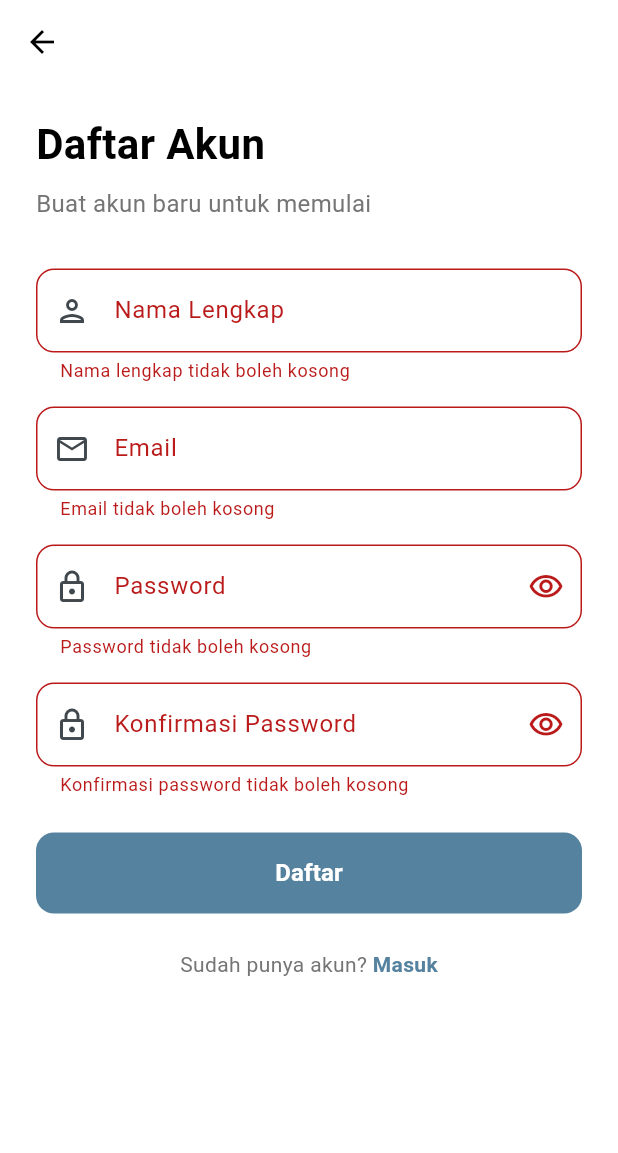
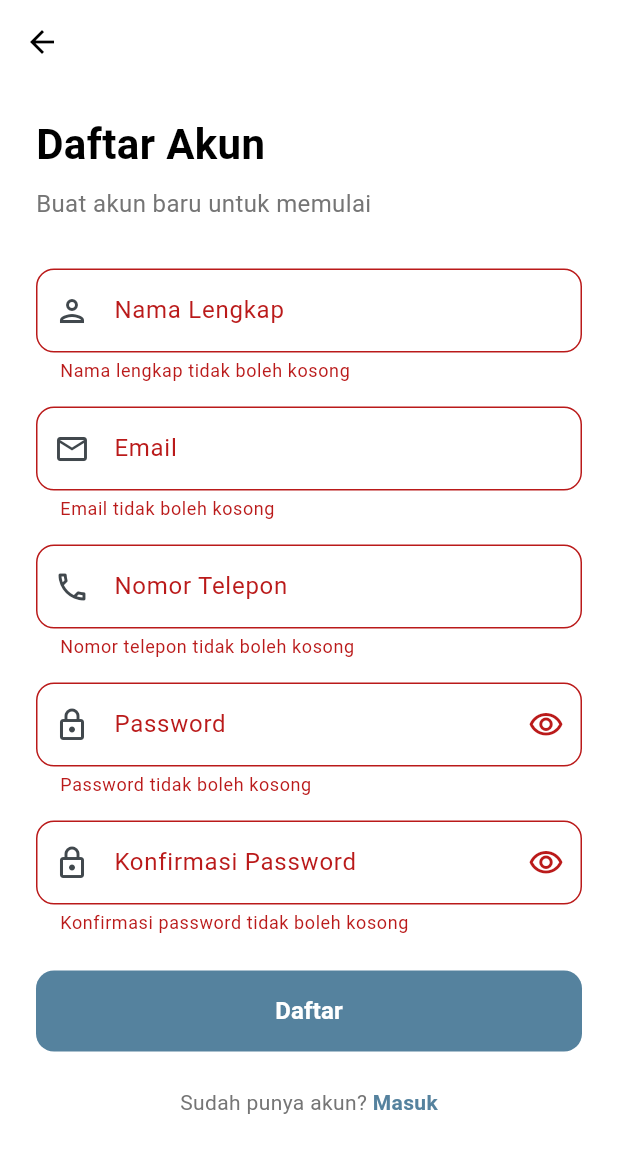
Before and after one commit to itzfurizugg/tookshot, a Flutter app: the RegisterScreen screen opened by its route, after a tap on "Daftar", on a phone screen of 412 x 824 dp. Shown: the top 1153 px of the screen. Run offline on Flutter 3.47's test engine with Material 3 defaults, Android fonts, the phone set to English and light mode, and no system bars; our stand-ins replace shared_preferences; accounts and stored records are empty.

Commit message:
Last Commit

```diff
--- a/lib/models/camera.dart
+++ b/lib/models/camera.dart
@@ -7,6 +7,7 @@ class Camera {
   final double pricePerDay;
   final String? imageUrl;
   final bool isAvailable;
+  final int stock;
 
   Camera({
     required this.id,
@@ -16,6 +17,7 @@ class Camera {
     required this.pricePerDay,
     this.imageUrl,
     required this.isAvailable,
+    required this.stock,
   });
 
   factory Camera.fromJson(Map<String, dynamic> json) {
@@ -27,6 +29,7 @@ class Camera {
       pricePerDay: double.parse(json['price_per_day'].toString()),
       imageUrl: json['image_url'],
       isAvailable: json['is_available'] == 1 || json['is_available'] == true,
+      stock: int.parse(json['stock'].toString()),
     );
   }
 }
--- a/lib/screens/auth/register_screen.dart
+++ b/lib/screens/auth/register_screen.dart
@@ -1,5 +1,6 @@
 // lib/screens/auth/register_screen.dart
 import 'package:flutter/material.dart';
+import 'package:flutter/services.dart';
 import '../../services/api_service.dart';
 
 class RegisterScreen extends StatefulWidget {
@@ -12,6 +13,7 @@ class _RegisterScreenState extends State<RegisterScreen> {
   final _formKey = GlobalKey<FormState>();
   final _nameController = TextEditingController();
   final _emailController = TextEditingController();
+  final _phoneController = TextEditingController();
   final _passwordController = TextEditingController();
   final _confirmPasswordController = TextEditingController();
   bool _isLoading = false;
@@ -19,10 +21,8 @@ class _RegisterScreenState extends State<RegisterScreen> {
   bool _obscureConfirmPassword = true;
 
   Future<void> _register() async {
-    // Validasi form
     if (!_formKey.currentState!.validate()) return;
 
-    // Cek password match
     if (_passwordController.text != _confirmPasswordController.text) {
       _showError('Password dan Konfirmasi Password tidak cocok');
       return;
@@ -35,6 +35,7 @@ class _RegisterScreenState extends State<RegisterScreen> {
         _nameController.text.trim(),
         _emailController.text.trim(),
         _passwordController.text,
+        _phoneController.text.trim(),
       );
 
       setState(() => _isLoading = false);
@@ -42,13 +43,11 @@ class _RegisterScreenState extends State<RegisterScreen> {
       print('=== REGISTER RESPONSE ===');
       print(response);
 
-      // Cek jika ada error dari server
       if (response['error'] != null) {
         _showError(response['message'] ?? 'Terjadi kesalahan pada server');
         return;
       }
 
-      // Cek berbagai kemungkinan response sukses dari Laravel
       bool isSuccess = false;
 
       if (response['user'] != null) {
@@ -71,29 +70,18 @@ class _RegisterScreenState extends State<RegisterScreen> {
 
       if (isSuccess) {
         _showSuccess('Pendaftaran berhasil! Silakan login.');
-
-        // Tunggu sebentar biar user baca message
         await Future.delayed(Duration(seconds: 2));
-
-        // Kembali ke login screen
-        if (mounted) {
-          Navigator.pop(context);
-        }
+        if (mounted) Navigator.pop(context);
       } else {
-        // Gagal tapi tidak ada pesan error spesifik
         String errorMessage = 'Pendaftaran gagal. Silakan coba lagi.';
-
         if (response['message'] != null) {
           errorMessage = response['message'].toString();
         } else if (response['errors'] != null) {
-          // Handle validation errors dari Laravel
           Map<String, dynamic> errors = response['errors'];
           errorMessage = errors.values.first[0].toString();
         }
-
         _showError(errorMessage);
       }
-
     } catch (e) {
       setState(() => _isLoading = false);
 
@@ -101,7 +89,6 @@ class _RegisterScreenState extends State<RegisterScreen> {
       print(e.toString());
 
       String errorMessage = 'Terjadi kesalahan: ';
-
       if (e.toString().contains('SocketException')) {
         errorMessage += 'Tidak dapat terhubung ke server. Periksa koneksi internet Anda.';
       } else if (e.toString().contains('FormatException')) {
@@ -118,7 +105,6 @@ class _RegisterScreenState extends State<RegisterScreen> {
 
   void _showError(String message) {
     if (!mounted) return;
-
     ScaffoldMessenger.of(context).showSnackBar(
       SnackBar(
         content: Text(message),
@@ -131,7 +117,6 @@ class _RegisterScreenState extends State<RegisterScreen> {
 
   void _showSuccess(String message) {
     if (!mounted) return;
-
     ScaffoldMessenger.of(context).showSnackBar(
       SnackBar(
         content: Row(
@@ -144,6 +129,25 @@ class _RegisterScreenState extends State<RegisterScreen> {
         backgroundColor: Colors.green,
         behavior: SnackBarBehavior.floating,
         duration: Duration(seconds: 2),
+      ),
+    );
+  }
+
+  InputDecoration _inputDecoration(String label, String hint, IconData icon,
+      {Widget? suffix}) {
+    return InputDecoration(
+      labelText: label,
+      hintText: hint,
+      prefixIcon: Icon(icon),
+      suffixIcon: suffix,
+      border: OutlineInputBorder(borderRadius: BorderRadius.circular(12)),
+      enabledBorder: OutlineInputBorder(
+        borderRadius: BorderRadius.circular(12),
+        borderSide: BorderSide(color: Colors.grey[300]!),
+      ),
+      focusedBorder: OutlineInputBorder(
+        borderRadius: BorderRadius.circular(12),
+        borderSide: BorderSide(color: Color(0xFF55829E), width: 2),
       ),
     );
   }
@@ -182,10 +186,7 @@ class _RegisterScreenState extends State<RegisterScreen> {
                 SizedBox(height: 8),
                 Text(
                   'Buat akun baru untuk memulai',
-                  style: TextStyle(
-                    fontSize: 16,
-                    color: Colors.grey[600],
-                  ),
+                  style: TextStyle(fontSize: 16, color: Colors.grey[600]),
                 ),
                 SizedBox(height: 32),
 
@@ -194,21 +195,10 @@ class _RegisterScreenState extends State<RegisterScreen> {
                   controller: _nameController,
                   textCapitalization: TextCapitalization.words,
                   enabled: !_isLoading,
-                  decoration: InputDecoration(
-                    labelText: 'Nama Lengkap',
-                    hintText: 'Masukkan nama lengkap Anda',
-                    prefixIcon: Icon(Icons.person_outlined),
-                    border: OutlineInputBorder(
-                      borderRadius: BorderRadius.circular(12),
-                    ),
-                    enabledBorder: OutlineInputBorder(
-                      borderRadius: BorderRadius.circular(12),
-                      borderSide: BorderSide(color: Colors.grey[300]!),
-                    ),
-                    focusedBorder: OutlineInputBorder(
-                      borderRadius: BorderRadius.circular(12),
-                      borderSide: BorderSide(color: Color(0xFF55829E), width: 2),
-                    ),
+                  decoration: _inputDecoration(
+                    'Nama Lengkap',
+                    'Masukkan nama lengkap Anda',
+                    Icons.person_outlined,
                   ),
                   validator: (value) {
                     if (value == null || value.isEmpty) {
@@ -227,32 +217,44 @@ class _RegisterScreenState extends State<RegisterScreen> {
                   controller: _emailController,
                   keyboardType: TextInputType.emailAddress,
                   enabled: !_isLoading,
-                  decoration: InputDecoration(
-                    labelText: 'Email',
-                    hintText: 'Masukkan email Anda',
-                    prefixIcon: Icon(Icons.email_outlined),
-                    border: OutlineInputBorder(
-                      borderRadius: BorderRadius.circular(12),
-                    ),
-                    enabledBorder: OutlineInputBorder(
-                      borderRadius: BorderRadius.circular(12),
-                      borderSide: BorderSide(color: Colors.grey[300]!),
-                    ),
-                    focusedBorder: OutlineInputBorder(
-                      borderRadius: BorderRadius.circular(12),
-                      borderSide: BorderSide(color: Color(0xFF55829E), width: 2),
-                    ),
+                  decoration: _inputDecoration(
+                    'Email',
+                    'Masukkan email Anda',
+                    Icons.email_outlined,
                   ),
                   validator: (value) {
                     if (value == null || value.isEmpty) {
                       return 'Email tidak boleh kosong';
                     }
-                    value = value.trim();
-                    if (!value.contains('@')) {
-                      return 'Email tidak valid';
+                    if (!RegExp(r'^[\w\.-]+@[\w\.-]+\.\w+$')
+                        .hasMatch(value.trim())) {
+                      return 'Format email tidak valid';
                     }
-                    if (!RegExp(r'^[\w\.-]+@[\w\.-]+\.\w+$').hasMatch(value)) {
-                      return 'Format email tidak valid';
+                    return null;
+                  },
+                ),
+                SizedBox(height: 16),
+
+                // Phone Field
+                TextFormField(
+                  controller: _phoneController,
+                  keyboardType: TextInputType.phone,
+                  enabled: !_isLoading,
+                  inputFormatters: [FilteringTextInputFormatter.digitsOnly],
+                  decoration: _inputDecoration(
+                    'Nomor Telepon',
+                    'Contoh: 08123456789',
+                    Icons.phone_outlined,
+                  ),
+                  validator: (value) {
+                    if (value == null || value.isEmpty) {
+                      return 'Nomor telepon tidak boleh kosong';
+                    }
+                    if (value.length < 10 || value.length > 13) {
+                      return 'Nomor telepon tidak valid (10-13 digit)';
+                    }
+                    if (!value.startsWith('0') && !value.startsWith('62')) {
+                      return 'Nomor harus diawali 0 atau 62';
                     }
                     return null;
                   },
@@ -264,30 +266,18 @@ class _RegisterScreenState extends State<RegisterScreen> {
                   controller: _passwordController,
                   obscureText: _obscurePassword,
                   enabled: !_isLoading,
-                  decoration: InputDecoration(
-                    labelText: 'Password',
-                    hintText: 'Minimal 6 karakter',
-                    prefixIcon: Icon(Icons.lock_outlined),
-                    suffixIcon: IconButton(
+                  decoration: _inputDecoration(
+                    'Password',
+                    'Minimal 6 karakter',
+                    Icons.lock_outlined,
+                    suffix: IconButton(
                       icon: Icon(
                         _obscurePassword
-                          ? Icons.visibility_outlined
-                          : Icons.visibility_off_outlined,
+                            ? Icons.visibility_outlined
+                            : Icons.visibility_off_outlined,
                       ),
-                      onPressed: () {
-                        setState(() => _obscurePassword = !_obscurePassword);
-                      },
-                    ),
-                    border: OutlineInputBorder(
-                      borderRadius: BorderRadius.circular(12),
-                    ),
-                    enabledBorder: OutlineInputBorder(
-                      borderRadius: BorderRadius.circular(12),
-                      borderSide: BorderSide(color: Colors.grey[300]!),
-                    ),
-                    focusedBorder: OutlineInputBorder(
-                      borderRadius: BorderRadius.circular(12),
-                      borderSide: BorderSide(color: Color(0xFF55829E), width: 2),
+                      onPressed: () =>
+                          setState(() => _obscurePassword = !_obscurePassword),
                     ),
                   ),
                   validator: (value) {
@@ -307,30 +297,18 @@ class _RegisterScreenState extends State<RegisterScreen> {
                   controller: _confirmPasswordController,
                   obscureText: _obscureConfirmPassword,
                   enabled: !_isLoading,
-                  decoration: InputDecoration(
-                    labelText: 'Konfirmasi Password',
-                    hintText: 'Masukkan ulang password',
-                    prefixIcon: Icon(Icons.lock_outlined),
-                    suffixIcon: IconButton(
+                  decoration: _inputDecoration(
+                    'Konfirmasi Password',
+                    'Masukkan ulang password',
+                    Icons.lock_outlined,
+                    suffix: IconButton(
                       icon: Icon(
                         _obscureConfirmPassword
-                          ? Icons.visibility_outlined
-                          : Icons.visibility_off_outlined,
+                            ? Icons.visibility_outlined
+                            : Icons.visibility_off_outlined,
                       ),
-                      onPressed: () {
-                        setState(() => _obscureConfirmPassword = !_obscureConfirmPassword);
-                      },
-                    ),
-                    border: OutlineInputBorder(
-                      borderRadius: BorderRadius.circular(12),
-                    ),
-                    enabledBorder: OutlineInputBorder(
-                      borderRadius: BorderRadius.circular(12),
-                      borderSide: BorderSide(color: Colors.grey[300]!),
-                    ),
-                    focusedBorder: OutlineInputBorder(
-                      borderRadius: BorderRadius.circular(12),
-                      borderSide: BorderSide(color: Color(0xFF55829E), width: 2),
+                      onPressed: () => setState(() =>
+                          _obscureConfirmPassword = !_obscureConfirmPassword),
                     ),
                   ),
                   validator: (value) {
@@ -385,15 +363,10 @@ class _RegisterScreenState extends State<RegisterScreen> {
                   children: [
                     Text(
                       'Sudah punya akun? ',
-                      style: TextStyle(
-                        fontSize: 14,
-                        color: Colors.grey[600],
-                      ),
+                      style: TextStyle(fontSize: 14, color: Colors.grey[600]),
                     ),
                     GestureDetector(
-                      onTap: _isLoading ? null : () {
-                        Navigator.pop(context);
-                      },
+                      onTap: _isLoading ? null : () => Navigator.pop(context),
                       child: Text(
                         'Masuk',
                         style: TextStyle(
@@ -418,6 +391,7 @@ class _RegisterScreenState extends State<RegisterScreen> {
   void dispose() {
     _nameController.dispose();
     _emailController.dispose();
+    _phoneController.dispose();
     _passwordController.dispose();
     _confirmPasswordController.dispose();
     super.dispose();
--- a/lib/screens/history_screen.dart
+++ b/lib/screens/history_screen.dart
@@ -55,8 +55,11 @@ class _HistoryScreenState extends State<HistoryScreen> {
         return Colors.green;
       case 'returned':
         return Colors.grey;
+      case 'rejected':
+        return Colors.red;
       default:
         return Colors.grey;
+
     }
   }
 
@@ -70,6 +73,8 @@ class _HistoryScreenState extends State<HistoryScreen> {
         return 'Sudah Dibayar';
       case 'returned':
         return 'Selesai';
+      case 'rejected':
+        return 'Ditolak oleh Toko';
       default:
         return status;
     }
```
Also changed, not shown: lib/main.dart (+28 -13 lines), lib/screens/camera_list_screen.dart (+24 -36 lines), lib/screens/profile_screen.dart (+12 -3 lines), lib/services/api_service.dart (+10 -7 lines).
